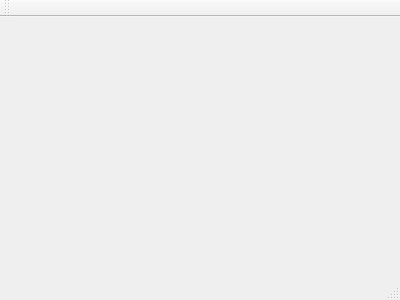
malcom2073/RouterProvider, file mainwindow.ui: the form before one commit.
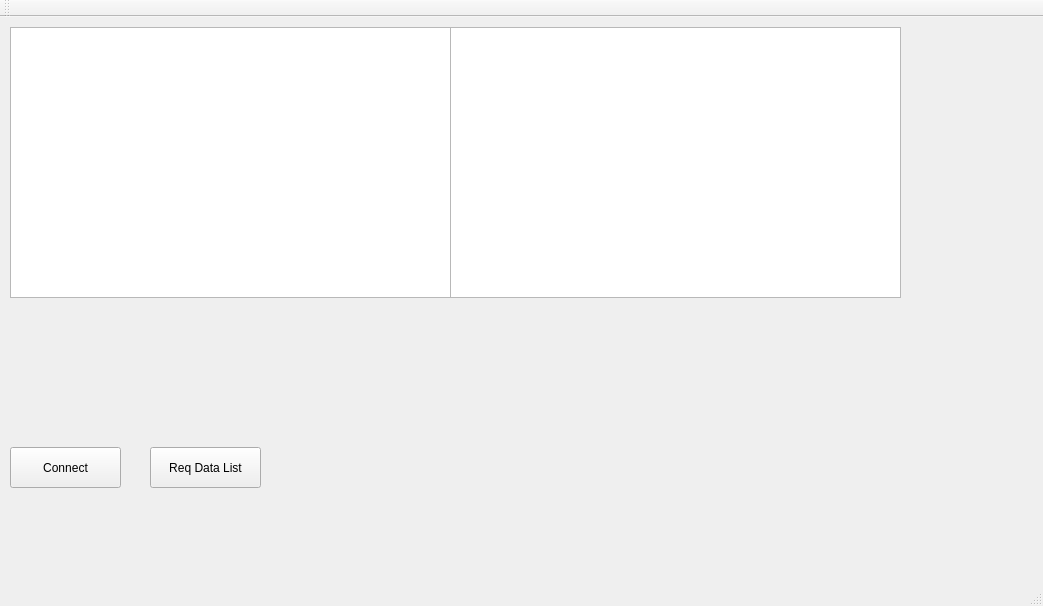
The form after the commit.

Commit message: Added debug window outputs

Diff of the .ui file:
```diff
--- a/mainwindow.ui
+++ b/mainwindow.ui
@@ -1,24 +1,86 @@
 <ui version="4.0">
  <class>MainWindow</class>
- <widget class="QMainWindow" name="MainWindow" >
-  <property name="geometry" >
+ <widget class="QMainWindow" name="MainWindow">
+  <property name="geometry">
    <rect>
     <x>0</x>
     <y>0</y>
-    <width>400</width>
-    <height>300</height>
+    <width>1043</width>
+    <height>606</height>
    </rect>
   </property>
   <property name="windowTitle" >
    <string>MainWindow</string>
   </property>
-  <widget class="QMenuBar" name="menuBar" />
-  <widget class="QToolBar" name="mainToolBar" />
-  <widget class="QWidget" name="centralWidget" />
-  <widget class="QStatusBar" name="statusBar" />
+  <widget class="QWidget" name="centralWidget">
+   <widget class="QPushButton" name="connectPushButton">
+    <property name="geometry">
+     <rect>
+      <x>10</x>
+      <y>430</y>
+      <width>111</width>
+      <height>41</height>
+     </rect>
+    </property>
+    <property name="text">
+     <string>Connect</string>
+    </property>
+   </widget>
+   <widget class="QPushButton" name="reqDataListButton">
+    <property name="geometry">
+     <rect>
+      <x>150</x>
+      <y>430</y>
+      <width>111</width>
+      <height>41</height>
+     </rect>
+    </property>
+    <property name="text">
+     <string>Req Data List</string>
+    </property>
+   </widget>
+   <widget class="QTableWidget" name="tableWidget">
+    <property name="geometry">
+     <rect>
+      <x>10</x>
+      <y>10</y>
+      <width>441</width>
+      <height>271</height>
+     </rect>
+    </property>
+   </widget>
+   <widget class="QTableWidget" name="debugTableWidget">
+    <property name="geometry">
+     <rect>
+      <x>450</x>
+      <y>10</y>
+      <width>451</width>
+      <height>271</height>
+     </rect>
+    </property>
+   </widget>
+  </widget>
+  <widget class="QMenuBar" name="menuBar">
+   <property name="geometry">
+    <rect>
+     <x>0</x>
+     <y>0</y>
+     <width>1043</width>
+     <height>21</height>
+    </rect>
+   </property>
+  </widget>
+  <widget class="QToolBar" name="mainToolBar">
+   <attribute name="toolBarArea">
+    <enum>TopToolBarArea</enum>
+   </attribute>
+   <attribute name="toolBarBreak">
+    <bool>false</bool>
+   </attribute>
+  </widget>
+  <widget class="QStatusBar" name="statusBar"/>
  </widget>
- <layoutDefault spacing="6" margin="11" />
- <pixmapfunction></pixmapfunction>
+ <layoutdefault spacing="6" margin="11"/>
  <resources/>
  <connections/>
 </ui>
```
Left out of the diff: 3 changed lines with no effect on the pictures. The commit also changes 3 other files.
